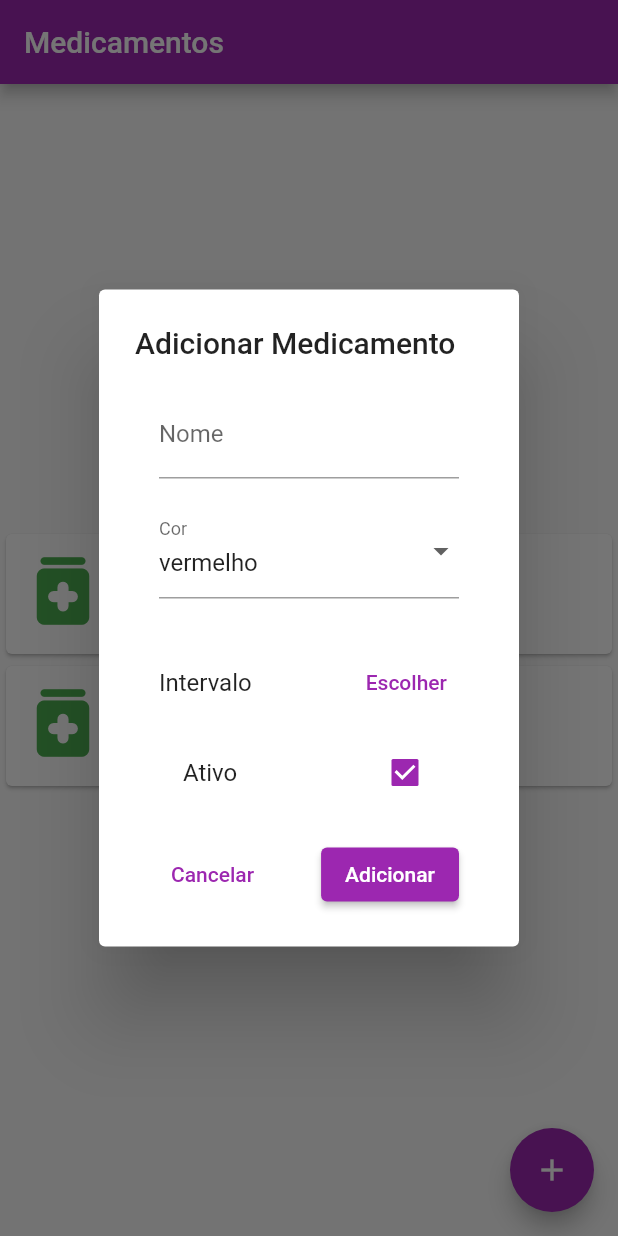
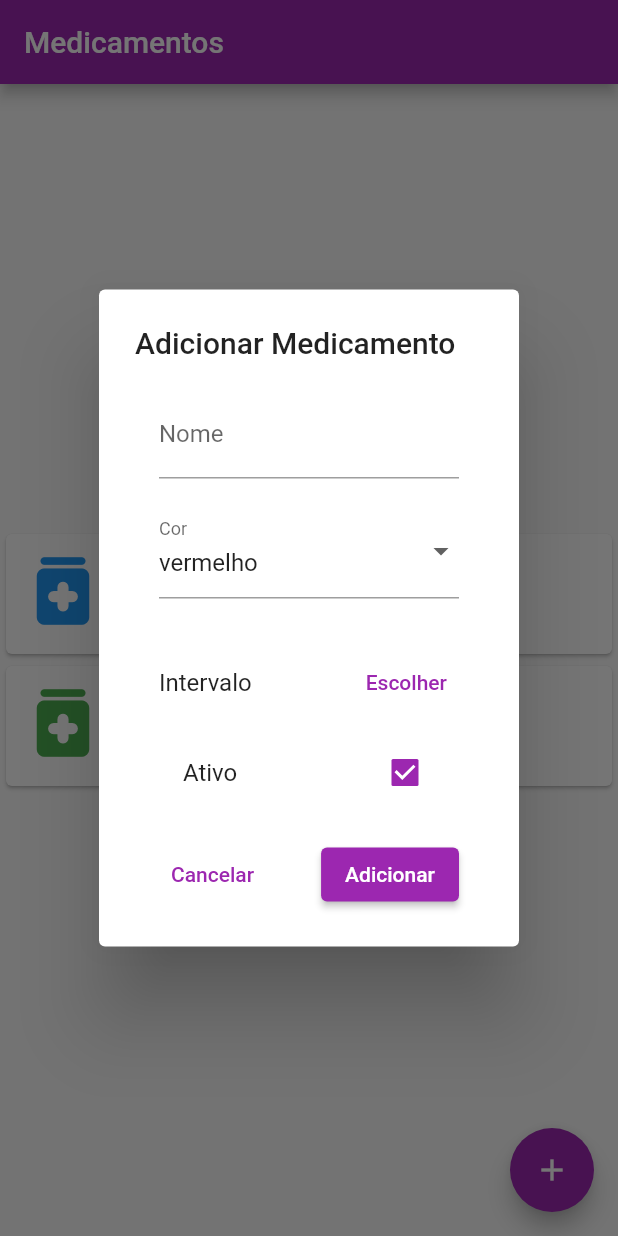
Before and after one commit to alissone/medication_manager, a Flutter app: the screen it shows after launch, after a tap on the "add" icon, on a phone screen of 412 x 824 dp. Run offline on Flutter 3.47's test engine with Material 2 defaults, Android fonts, the phone set to English and light mode, and no system bars.

Commit message:
Manage colors separately

```diff
--- a/lib/main.dart
+++ b/lib/main.dart
@@ -47,7 +47,7 @@ class _MedicationFormState extends State<MedicationForm> {
     3: "laranja",
   };
 
-  TimeOfDay selectedTime24Hour = TimeOfDay(hour: 0, minute: 0);
+  TimeOfDay selectedTime24Hour = const TimeOfDay(hour: 0, minute: 0);
 
 
   @override
@@ -91,7 +91,7 @@ class _MedicationFormState extends State<MedicationForm> {
           Row(
             mainAxisAlignment: MainAxisAlignment.spaceBetween,
             children: [
-              Text("Intervalo"),
+              const Text("Intervalo"),
               TextButton(
                 onPressed: () {
                   // Perform the desired action when "Cancelar" is pressed
@@ -133,15 +133,12 @@ class _MedicationFormState extends State<MedicationForm> {
             children: [
               TextButton(
                 onPressed: () {
-                  // Perform the desired action when "Cancelar" is pressed
                   Navigator.of(context).pop();
                 },
                 child: const Text("Cancelar"),
               ),
               ElevatedButton(
                 onPressed: () {
-                  // Perform the desired action when "OK" is pressed
-                  // You can access the form values here (e.g., nome, frequencia, cor, iniciarAutomaticamente)
                 },
                 child: const Text("Adicionar"),
               ),
@@ -165,7 +162,7 @@ class MyHomePage extends StatefulWidget {
         mainAxisSize: MainAxisSize.min,
         crossAxisAlignment: CrossAxisAlignment.start,
         children: <Widget>[
-          // Text("Hello"),
+          // TODO: MedicationForm should take a Medication as parameter. To create a new one, give an empty medication. You should have an ID field as well.
           MedicationForm(),
         ],
       ),
@@ -203,17 +200,17 @@ class _MyHomePageState extends State<MyHomePage> {
           MedicationCard(
               medication: Medication(
                 name: 'Paracetamol',
-                startTime: TimeOfDay(hour: 12, minute: 0),
-                repeatDelay: TimeOfDay(hour: 2, minute: 30),
-                color: MedicationColor.vermelho,
+                startTime: const TimeOfDay(hour: 12, minute: 0),
+                repeatDelay: const TimeOfDay(hour: 2, minute: 30),
+                color: Colors.blue,
                 dosage: Dosage(750, 'mg'),
               )),
           MedicationCard(
             medication: Medication(
             name: 'Ibuprofeno',
-            startTime: TimeOfDay(hour: 8, minute: 0),
-            repeatDelay: TimeOfDay(hour: 0, minute: 30),
-            color: MedicationColor.verde,
+            startTime: const TimeOfDay(hour: 8, minute: 0),
+            repeatDelay: const TimeOfDay(hour: 0, minute: 30),
+            color: Colors.green,
             dosage: Dosage(400, 'mg'),
           )),
         ],
@@ -235,6 +232,7 @@ class MedicationCard extends StatelessWidget {
   @override
   Widget build(BuildContext context) {
     return ListCard(
+      cardColor: medication.color,
       cardIcon: Icons.medication_rounded,
       medicationTitle: medication.name,
       medicationDose: medication.dosage,
--- a/lib/medication_card_widget.dart
+++ b/lib/medication_card_widget.dart
@@ -8,6 +8,7 @@ class ListCard extends StatelessWidget {
   const ListCard({
     Key? key,
     required this.cardIcon,
+    required this.cardColor,
     required this.medicationTitle,
     required this.medicationDose,
     required this.medicationFrequency,
@@ -15,6 +16,7 @@ class ListCard extends StatelessWidget {
   }) : super(key: key);
 
   final IconData cardIcon;
+  final Color cardColor;
   final String medicationTitle;
   final String medicationFrequency;
   final Dosage medicationDose;
@@ -43,7 +45,7 @@ class ListCard extends StatelessWidget {
                   child: Icon(
                     cardIcon,
                     size: 60,
-                    color: Colors.green,
+                    color: cardColor,
                   ),
                 ),
               ),
--- a/lib/models.dart
+++ b/lib/models.dart
@@ -1,12 +1,10 @@
 import 'package:flutter/material.dart';
-
-enum MedicationColor { vermelho, verde, azul, laranja }
 
 class Medication {
 String name;
 TimeOfDay startTime;
 TimeOfDay repeatDelay;
-MedicationColor color;
+Color color;
 Dosage dosage;
 
 Medication({
```
